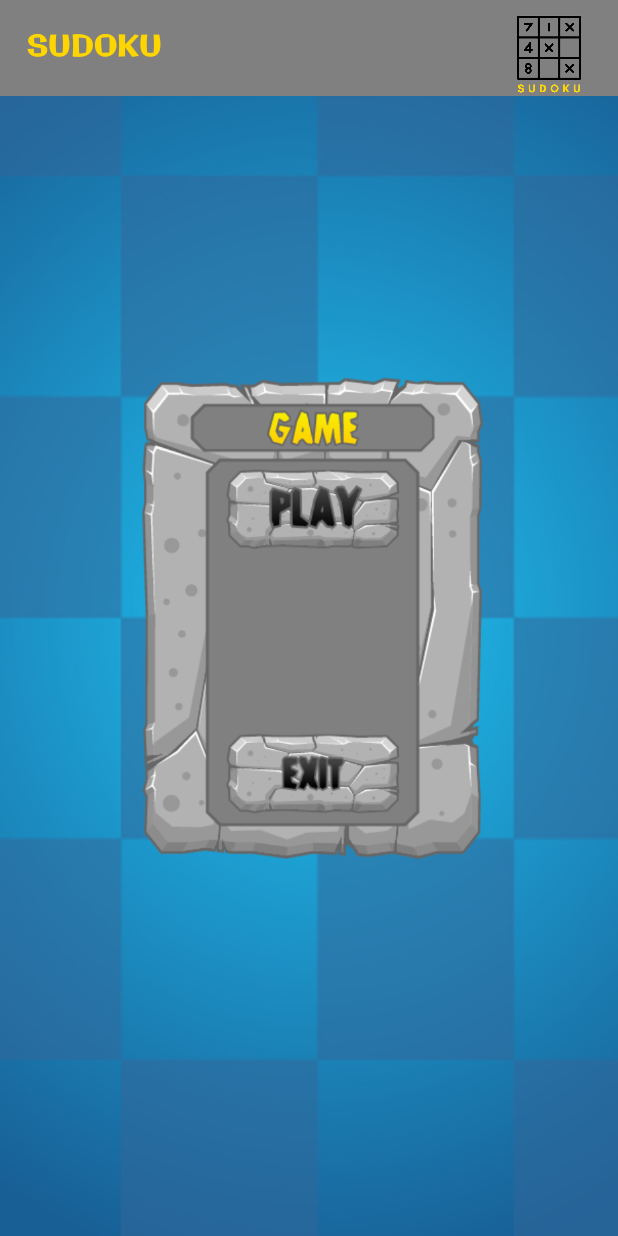
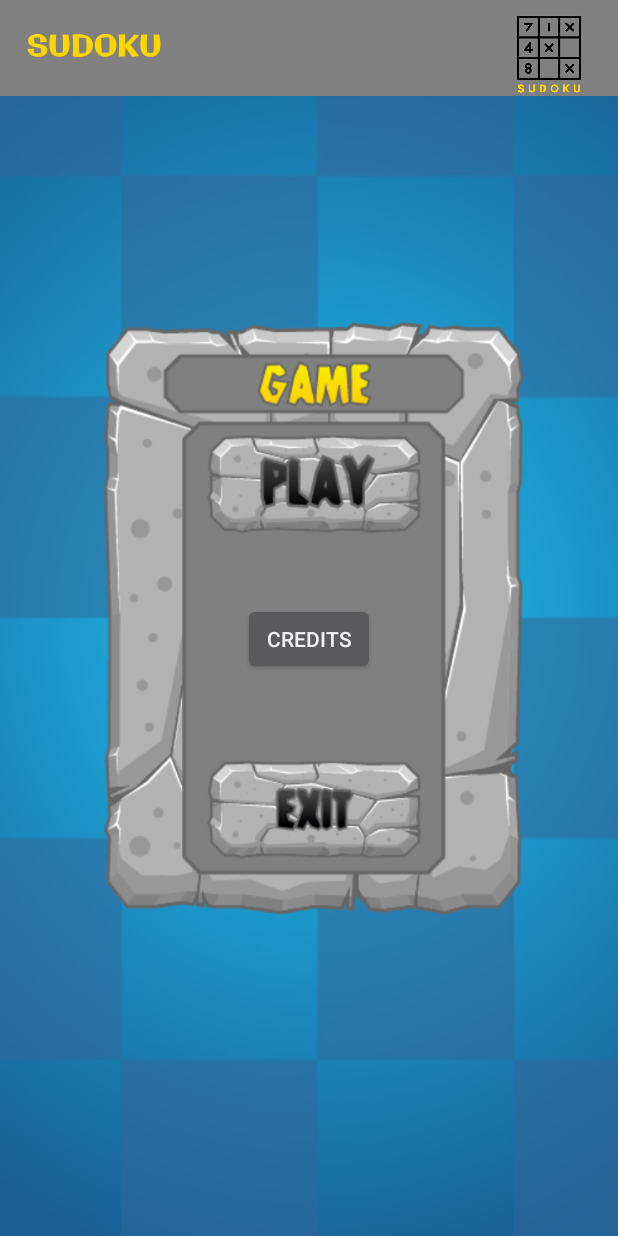
Before and after one commit to darango401/juego2, an Android app: the MenuActivity screen opened directly, with no data from a screen before it, on a phone screen of 412 x 824 dp. Run offline under Robolectric (Android 15) with nearby library versions, the phone set to English and light mode, and no system bars; Roboto replaces fonts that are not available here.

Commit message:
Commit: Mejora disenno menu
Commit: Mejora disenno menu

```diff
--- a/juego2-Desarrollo/app/src/main/res/layout/activity_menu.xml
+++ b/juego2-Desarrollo/app/src/main/res/layout/activity_menu.xml
@@ -6,17 +6,6 @@
     android:layout_height="match_parent"
     android:background="@drawable/background"
     tools:context=".MenuActivity">
-
-    <Button
-        android:id="@+id/buttonJugar4"
-        android:layout_width="123dp"
-        android:layout_height="57dp"
-        android:background="#00FFFFFF"
-        app:layout_constraintBottom_toBottomOf="parent"
-        app:layout_constraintEnd_toEndOf="parent"
-        app:layout_constraintStart_toStartOf="parent"
-        app:layout_constraintTop_toTopOf="parent"
-        app:layout_constraintVertical_bias="0.4" />
 
     <LinearLayout
         android:layout_width="match_parent"
@@ -47,13 +36,18 @@
 
     <ImageView
         android:id="@+id/imageView3"
-        android:layout_width="406dp"
-        android:layout_height="732dp"
+        android:layout_width="500dp"
+        android:layout_height="500dp"
+        android:layout_marginStart="50dp"
+        android:layout_marginTop="50dp"
+        android:layout_marginEnd="50dp"
+        android:layout_marginBottom="50dp"
         android:src="@drawable/menu"
         app:layout_constraintBottom_toBottomOf="parent"
         app:layout_constraintEnd_toEndOf="parent"
         app:layout_constraintStart_toStartOf="parent"
         app:layout_constraintTop_toTopOf="parent" />
+
 
     <Button
         android:id="@+id/buttonJugar"
@@ -65,8 +59,6 @@
         app:layout_constraintStart_toStartOf="parent"
         app:layout_constraintTop_toTopOf="parent"
         app:layout_constraintVertical_bias="0.4" />
-
-
 
     <Button
         android:id="@+id/buttonSalir"
@@ -81,4 +73,14 @@
         app:layout_constraintTop_toBottomOf="@+id/buttonJugar"
         app:layout_constraintVertical_bias="0.0" />
 
+    <Button
+        android:id="@+id/Credits"
+        android:layout_width="wrap_content"
+        android:layout_height="wrap_content"
+        android:text="Credits"
+        app:layout_constraintBottom_toTopOf="@+id/buttonSalir"
+        app:layout_constraintEnd_toEndOf="parent"
+        app:layout_constraintStart_toStartOf="parent"
+        app:layout_constraintTop_toBottomOf="@+id/buttonJugar" />
+
 </androidx.constraintlayout.widget.ConstraintLayout>
```
Also changed, not shown: juego2-Desarrollo/app/src/main/res/layout/activity_menu_popup.xml (+12 -6 lines), juego2-Desarrollo/app/src/main/res/drawable/x.png (added), juego2-Desarrollo/app/src/main/res/drawable/x1.png (added).
